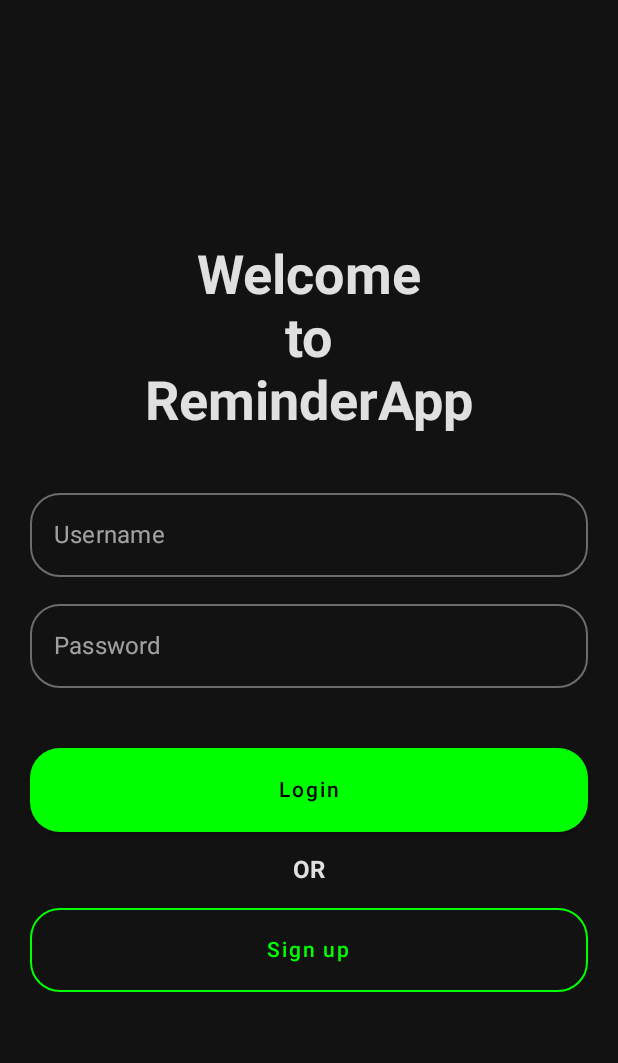
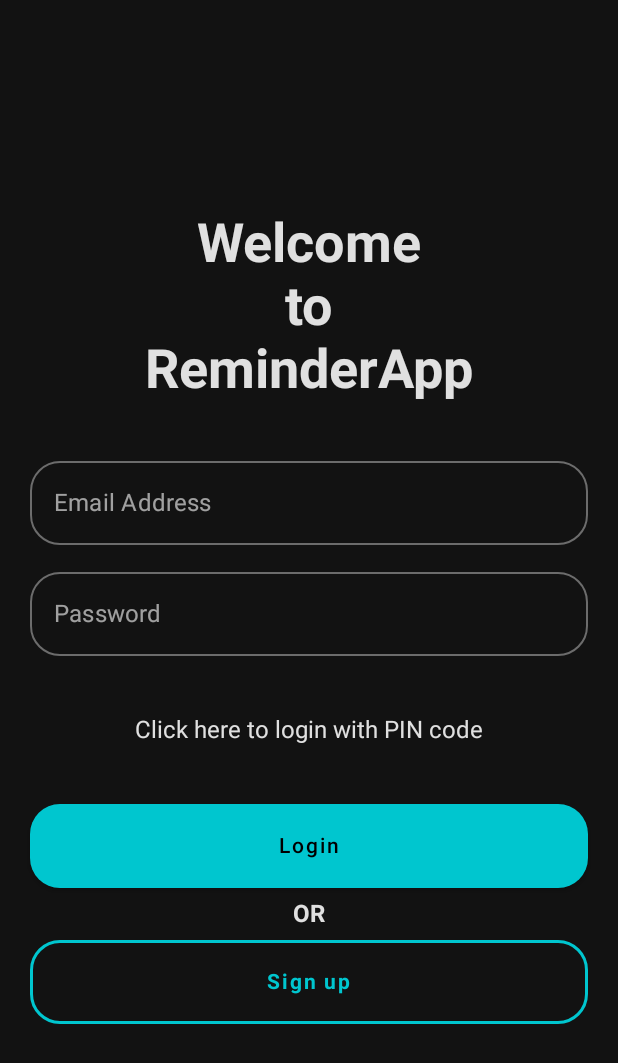
Before and after one commit to D4NILO7/Mobile_computing_reminder, an Android app built with Jetpack Compose: the screen it shows after launch (MainActivity), after a tap on "Login", on a phone screen of 412 x 824 dp. Shown: the top 1063 px of the screen. Run offline under Robolectric (Android 15) with nearby library versions, the phone set to English and light mode, and no system bars.

Commit message:
HW1 finished

```diff
--- a/app/src/main/java/com/example/mobilecomputingexerciseproject/MobileComputingApp.kt
+++ b/app/src/main/java/com/example/mobilecomputingexerciseproject/MobileComputingApp.kt
@@ -7,6 +7,7 @@ import androidx.navigation.compose.NavHost
 import androidx.navigation.compose.composable
 import com.example.mobilecomputingexerciseproject.ui.home.Home
 import com.example.mobilecomputingexerciseproject.ui.login.Login
+import com.example.mobilecomputingexerciseproject.ui.login.PinLogin
 import com.example.mobilecomputingexerciseproject.ui.login.RegisterUser
 import com.example.mobilecomputingexerciseproject.ui.profile.Profile
 
@@ -17,7 +18,7 @@ fun MobileComputingApp (
 ){
     NavHost(
         navController = appState.navController,
-        startDestination = "registerUser"
+        startDestination = "login"
     ){
         composable(route = "login"){
             Login(navController = appState.navController)
@@ -31,5 +32,8 @@ fun MobileComputingApp (
         composable(route = "registerUser"){
             RegisterUser(navController = appState.navController)
         }
+        composable(route = "pinLogin"){
+            PinLogin(navController = appState.navController)
+        }
     }
 }
--- a/app/src/main/java/com/example/mobilecomputingexerciseproject/ui/login/LoginScreen.kt
+++ b/app/src/main/java/com/example/mobilecomputingexerciseproject/ui/login/LoginScreen.kt
@@ -1,20 +1,24 @@
 package com.example.mobilecomputingexerciseproject.ui.login
 
-import androidx.compose.foundation.BorderStroke
+import android.widget.Toast
+import androidx.compose.foundation.*
 import androidx.compose.foundation.layout.*
-import androidx.compose.foundation.rememberScrollState
 import androidx.compose.foundation.shape.CornerSize
 import androidx.compose.foundation.shape.RoundedCornerShape
-import androidx.compose.foundation.verticalScroll
+import androidx.compose.foundation.text.BasicTextField
+import androidx.compose.foundation.text.ClickableText
+import androidx.compose.foundation.text.KeyboardOptions
 import androidx.compose.material.*
-import androidx.compose.runtime.Composable
-import androidx.compose.runtime.mutableStateOf
-import androidx.compose.runtime.remember
+import androidx.compose.runtime.*
 import androidx.compose.ui.Alignment
 import androidx.compose.ui.Modifier
 import androidx.compose.ui.graphics.Color
+import androidx.compose.ui.platform.LocalContext
+import androidx.compose.ui.text.AnnotatedString
 import androidx.compose.ui.text.font.FontWeight
+import androidx.compose.ui.text.input.KeyboardType
 import androidx.compose.ui.text.input.PasswordVisualTransformation
+import androidx.compose.ui.text.style.TextAlign
 import androidx.compose.ui.unit.dp
 import androidx.compose.ui.unit.sp
 import androidx.navigation.NavController
@@ -26,6 +30,9 @@ fun Login (
     Surface(modifier = Modifier.fillMaxSize()) {
         val username = remember { mutableStateOf("") }
         val password  = remember { mutableStateOf("") }
+        var otpValue by remember {
+            mutableStateOf("")
+        }
         Column(
             modifier = Modifier
                 .padding(20.dp)
@@ -58,7 +65,7 @@ fun Login (
                 modifier = Modifier.fillMaxWidth(),
                 value = username.value,
                 onValueChange = {text -> username.value = text},
-                label = { Text(text = "Username")},
+                label = { Text(text = "Email Address")},
                 shape = RoundedCornerShape( corner = CornerSize(20.dp))
             )
 
@@ -75,15 +82,36 @@ fun Login (
 
             Spacer(modifier = Modifier.height(40.dp))
 
+            Column(modifier = Modifier
+                .fillMaxWidth()
+                .clickable { navController.navigate("pinLogin") },
+                horizontalAlignment = Alignment.CenterHorizontally,
+
+            ) {
+                Text(text = AnnotatedString("Click here to login with PIN code"),
+                )
+            }
+
+            Spacer(modifier = Modifier.height(40.dp))
+            val context = LocalContext.current
             Button(
-                onClick = { navController.navigate("home") },
+                onClick = {
+                          if (checkPassword(password = password)){
+                              navController.navigate("home")
+                          }else{
+                              Toast.makeText(context,"Incorrect email or password", Toast.LENGTH_LONG).show()
+                          }
+                },
                 modifier = Modifier.fillMaxWidth(),
                 shape = RoundedCornerShape( corner = CornerSize(20.dp)),
-                contentPadding = PaddingValues(20.dp)
+                contentPadding = PaddingValues(20.dp),
+                colors = ButtonDefaults.buttonColors(
+                    backgroundColor = Color(0xFF00C6CF),
+                    contentColor = Color.Black)
             ) {
                 Text(text = "Login")
             }
-            Spacer(modifier = Modifier.height(16.dp))
+            Spacer(modifier = Modifier.height(8.dp))
             Column(modifier = Modifier.fillMaxWidth(), horizontalAlignment = Alignment.CenterHorizontally) {
                 Text(
                     text = "OR",
@@ -91,18 +119,24 @@ fun Login (
 
                     )
             }
-            Spacer(modifier = Modifier.height(16.dp))
+            Spacer(modifier = Modifier.height(8.dp))
             OutlinedButton(
                 onClick = { navController.navigate("registerUser") },
-                border = BorderStroke(1.dp, Color.Green),
+                border = BorderStroke(2.dp, Color(0xFF00C6CF)),
                 modifier = Modifier.fillMaxWidth(),
                 shape = RoundedCornerShape( corner = CornerSize(20.dp)),
                 contentPadding = PaddingValues(20.dp)
             ) {
-                Text(text = "Sign up")
+                Text(text = "Sign up", color = Color(0xFF00C6CF), fontWeight = FontWeight.Bold)
             }
 
         }
     }
 
 }
+
+fun checkPassword(
+    password: MutableState<String>
+):Boolean{
+    return password.value == "ABCD1233"
+}
--- a/app/src/main/java/com/example/mobilecomputingexerciseproject/ui/profile/Profile.kt
+++ b/app/src/main/java/com/example/mobilecomputingexerciseproject/ui/profile/Profile.kt
@@ -88,7 +88,7 @@ fun CreateTopBar(
                 ){
                     Icon(
                         imageVector = Icons.Default.ArrowBack,
-                        tint = Color.Green,
+                        tint = Color(0xFF00C6CF),
                         contentDescription = null
                     )
                 } },
--- a/app/src/main/java/com/example/mobilecomputingexerciseproject/ui/theme/Theme.kt
+++ b/app/src/main/java/com/example/mobilecomputingexerciseproject/ui/theme/Theme.kt
@@ -10,9 +10,9 @@ import androidx.compose.ui.graphics.Color.Companion.Black
 import androidx.compose.ui.text.font.FontWeight.Companion.Black
 
 private val DarkColorPalette = darkColors(
-        primary = Color.Green,
-        primaryVariant = Color.Green,
-        secondary = Color.Green,
+        primary = Color(0xFF00C6CF),
+        primaryVariant = Color(0xFF00C6CF),
+        secondary = Color(0xFF00C6CF),
         background = Color.Black,
 )
 
```
Also changed, not shown: app/src/main/java/com/example/mobilecomputingexerciseproject/ui/login/PinLogin.kt (added, +102 -0 lines), app/src/main/java/com/example/mobilecomputingexerciseproject/ui/login/RegisterScreen.kt (+19 -9 lines).
